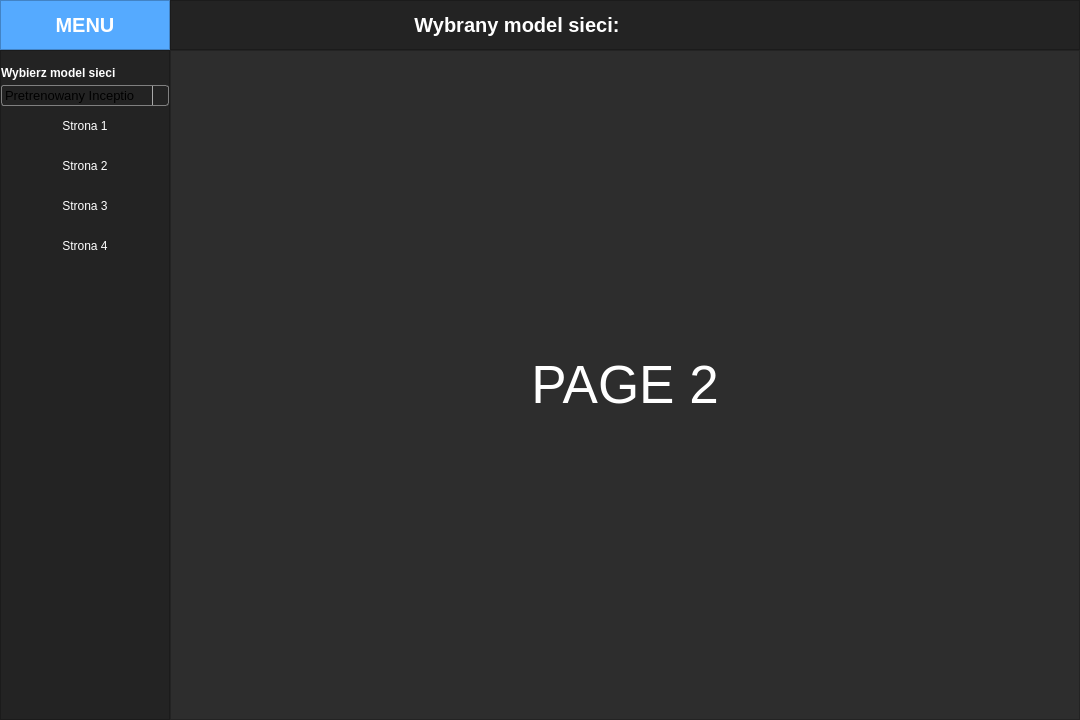
Above: RozpoznawanieRasPsow/ui_main.ui from CptTemplar1/Rozpoznawanie_obrazow before the change. Below: the same form after it.
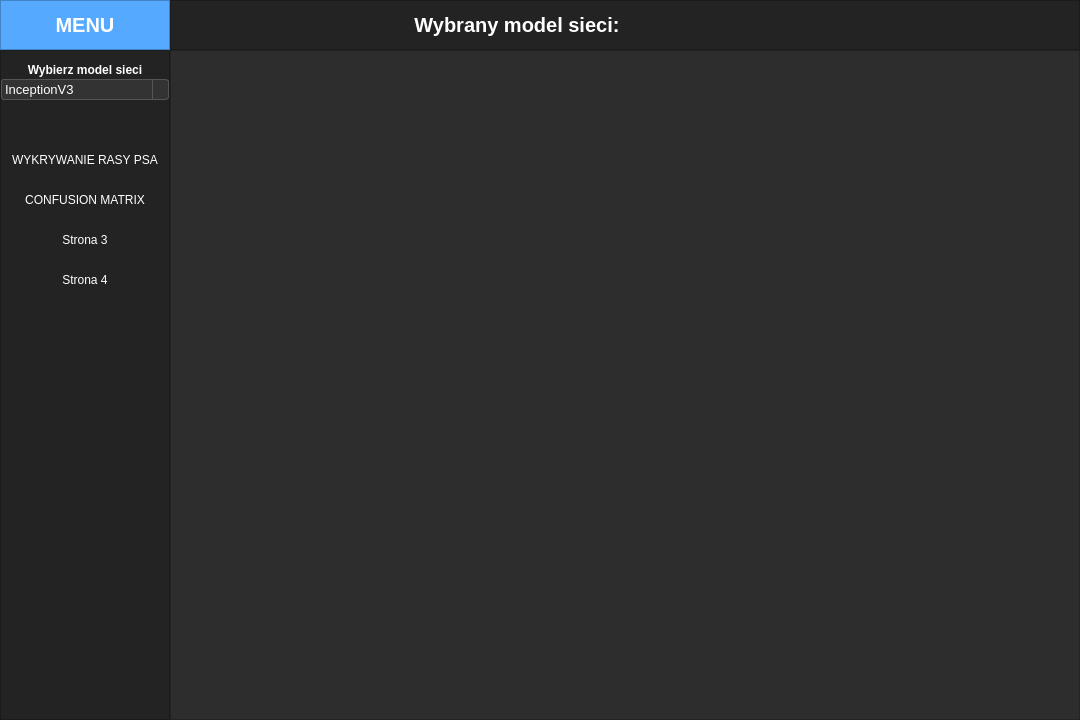
That is the form after the change. The open tabs and pages were chosen to show the change. Icons and pictures are not drawn.

Commit message: Poprawiono wygląd UI i dodano generowanie ConfusionMatrix dla każdego modelu

```diff
--- a/RozpoznawanieRasPsow/ui_main.ui
+++ b/RozpoznawanieRasPsow/ui_main.ui
@@ -305,6 +305,12 @@
                <property name="text">
                 <string>&lt;html&gt;&lt;head/&gt;&lt;body&gt;&lt;p&gt;&lt;span style=&quot; font-size:9pt; font-weight:600; color:white;&quot;&gt;Wybierz model sieci&lt;/span&gt;&lt;/p&gt;&lt;/body&gt;&lt;/html&gt;</string>
                </property>
+               <property name="alignment">
+                <set>Qt::AlignCenter</set>
+               </property>
+               <property name="margin">
+                <number>10</number>
+               </property>
               </widget>
              </item>
              <item>
@@ -319,30 +325,32 @@
                </property>
                <property name="styleSheet">
                 <string notr="true">QComboBox {
-    border: 1px solid gray;
+    border: 1px solid #555555; /* zmień kolor obramowania na ciemniejszy */
     border-radius: 3px;
     padding: 1px 18px 1px 3px;
     min-width: 6em;
+    background: #333333; /* zmień kolor tła na ciemniejszy */
+    color: #FFFFFF; /* zmień kolor tekstu na jaśniejszy */
 }
 
 QComboBox:editable {
-    background: white;
+    background: #444444; /* zmień kolor tła dla trybu edycji */
+    color: #FFFFFF; /* zmień kolor tekstu na jaśniejszy */
 }
 
 QComboBox:!editable, QComboBox::drop-down:editable {
-     background: qlineargradient(x1: 0, y1: 0, x2: 0, y2: 1,
-                                 stop: 0 #E1E1E1, stop: 0.4 #DDDDDD,
-                                 stop: 0.5 #D8D8D8, stop: 1.0 #D3D3D3);
+    background: qlineargradient(x1: 0, y1: 0, x2: 0, y2: 1,
+                                stop: 0 #555555, stop: 0.4 #444444,
+                                stop: 0.5 #333333, stop: 1.0 #222222); /* dostosuj gradient tła */
 }
 
-/* QComboBox gets the &quot;on&quot; state when the popup is open */
 QComboBox:!editable:on, QComboBox::drop-down:editable:on {
     background: qlineargradient(x1: 0, y1: 0, x2: 0, y2: 1,
-                                stop: 0 #D3D3D3, stop: 0.4 #D8D8D8,
-                                stop: 0.5 #DDDDDD, stop: 1.0 #E1E1E1);
+                                stop: 0 #222222, stop: 0.4 #333333,
+                                stop: 0.5 #444444, stop: 1.0 #555555); /* dostosuj gradient tła dla stanu &quot;on&quot; */
 }
 
-QComboBox:on { /* shift the text when the popup opens */
+QComboBox:on {
     padding-top: 3px;
     padding-left: 4px;
 }
@@ -351,29 +359,38 @@
     subcontrol-origin: padding;
     subcontrol-position: top right;
     width: 15px;
-
     border-left-width: 1px;
-    border-left-color: darkgray;
-    border-left-style: solid; /* just a single line */
-    border-top-right-radius: 3px; /* same radius as the QComboBox */
+    border-left-color: #555555; /* zmień kolor obramowania strzałki */
+    border-left-style: solid;
+    border-top-right-radius: 3px;
     border-bottom-right-radius: 3px;
 }
 
 QComboBox::down-arrow {
     image: url(/usr/share/icons/crystalsvg/16x16/actions/1downarrow.png);
+    width: 12px; /* dostosuj szerokość strzałki */
+    height: 12px; /* dostosuj wysokość strzałki */
 }
 
-QComboBox::down-arrow:on { /* shift the arrow when popup is open */
+QComboBox::down-arrow:on {
     top: 1px;
     left: 1px;
-}</string>
+}
+
+QComboBox QAbstractItemView {
+    background: qlineargradient(x1: 0, y1: 0, x2: 0, y2: 1,
+                                stop: 0 #FFFFFF, stop: 0.4 #DDDDDD,
+                                stop: 0.5 #CCCCCC, stop: 1.0 #AAAAAA); /* jasny gradient biało-szary dla menu rozwijanego */
+    selection-background-color: #555555; /* kolor tła zaznaczonej opcji */
+}
+</string>
                </property>
                <property name="editable">
                 <bool>false</bool>
                </property>
                <item>
                 <property name="text">
-                 <string>Pretrenowany InceptionV3</string>
+                 <string>InceptionV3</string>
                 </property>
                </item>
                <item>
@@ -388,6 +405,19 @@
                </item>
               </widget>
              </item>
+             <item>
+              <spacer name="verticalSpacer">
+               <property name="orientation">
+                <enum>Qt::Vertical</enum>
+               </property>
+               <property name="sizeHint" stdset="0">
+                <size>
+                 <width>20</width>
+                 <height>40</height>
+                </size>
+               </property>
+              </spacer>
+             </item>
              <item>
               <widget class="QPushButton" name="btn_page_1">
                <property name="minimumSize">
@@ -407,7 +437,7 @@
 }</string>
                </property>
                <property name="text">
-                <string>Strona 1</string>
+                <string>WYKRYWANIE RASY PSA</string>
                </property>
               </widget>
              </item>
@@ -430,7 +460,7 @@
 }</string>
                </property>
                <property name="text">
-                <string>Strona 2</string>
+                <string>CONFUSION MATRIX</string>
                </property>
               </widget>
              </item>
@@ -674,6 +704,21 @@
             </widget>
             <widget class="QWidget" name="page_2">
              <layout class="QVBoxLayout" name="verticalLayout_6">
+              <property name="spacing">
+               <number>0</number>
+              </property>
+              <property name="leftMargin">
+               <number>0</number>
+              </property>
+              <property name="topMargin">
+               <number>0</number>
+              </property>
+              <property name="rightMargin">
+               <number>0</number>
+              </property>
+              <property name="bottomMargin">
+               <number>0</number>
+              </property>
               <item>
                <widget class="QLabel" name="label_2">
                 <property name="font">
@@ -685,7 +730,7 @@
                  <string notr="true">color: #FFF;</string>
                 </property>
                 <property name="text">
-                 <string>PAGE 2</string>
+                 <string/>
                 </property>
                 <property name="alignment">
                  <set>Qt::AlignCenter</set>
```
Left out of the diff: 14 changed lines with no effect on the pictures. The commit also changes 3 other files.
